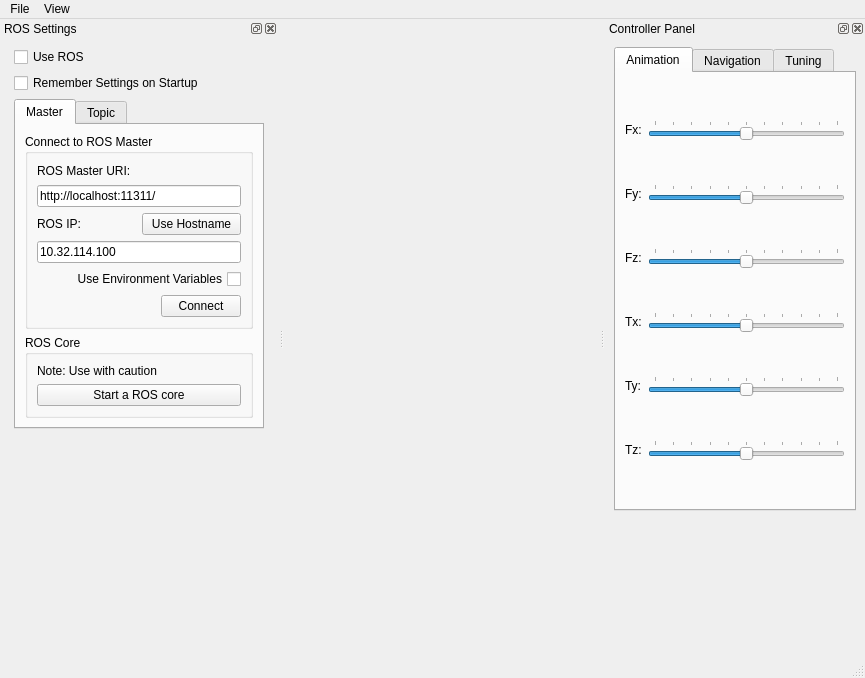
Above: ui/mainwindow.ui from mjhaskell/EE_674 before the change. Below: the same form after it.
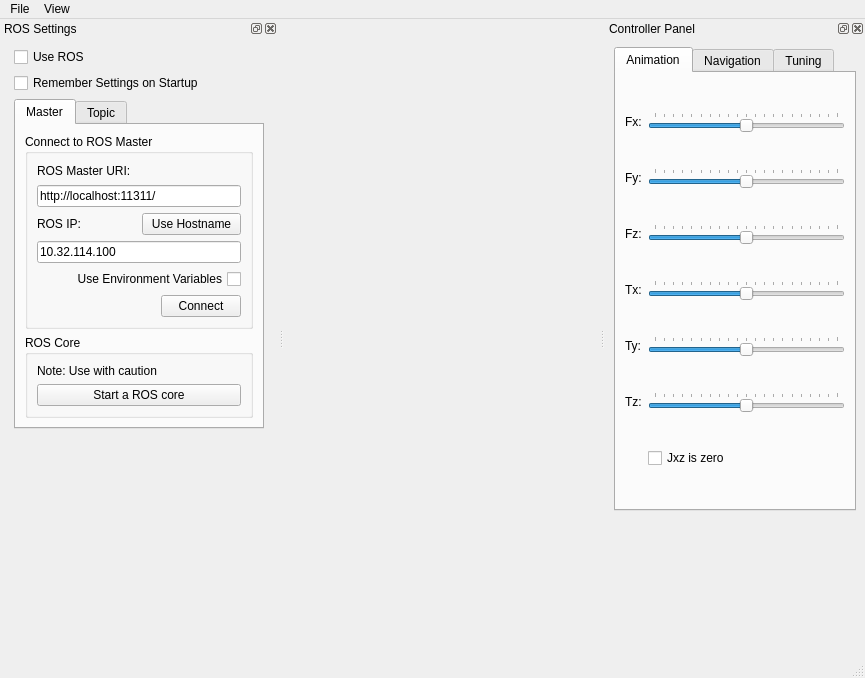
That is the form after the change. Icons and pictures are not drawn.

Diff of the .ui file:
```diff
--- a/ui/mainwindow.ui
+++ b/ui/mainwindow.ui
@@ -480,72 +480,6 @@
            </property>
           </widget>
          </item>
-         <item row="2" column="1">
-          <widget class="QSlider" name="fz_slider">
-           <property name="minimum">
-            <number>-100</number>
-           </property>
-           <property name="maximum">
-            <number>100</number>
-           </property>
-           <property name="pageStep">
-            <number>20</number>
-           </property>
-           <property name="orientation">
-            <enum>Qt::Horizontal</enum>
-           </property>
-           <property name="tickPosition">
-            <enum>QSlider::TicksAbove</enum>
-           </property>
-           <property name="tickInterval">
-            <number>20</number>
-           </property>
-          </widget>
-         </item>
-         <item row="0" column="1">
-          <widget class="QSlider" name="fx_slider">
-           <property name="minimum">
-            <number>-100</number>
-           </property>
-           <property name="maximum">
-            <number>100</number>
-           </property>
-           <property name="pageStep">
-            <number>20</number>
-           </property>
-           <property name="orientation">
-            <enum>Qt::Horizontal</enum>
-           </property>
-           <property name="tickPosition">
-            <enum>QSlider::TicksAbove</enum>
-           </property>
-           <property name="tickInterval">
-            <number>20</number>
-           </property>
-          </widget>
-         </item>
-         <item row="1" column="1">
-          <widget class="QSlider" name="fy_slider">
-           <property name="minimum">
-            <number>-100</number>
-           </property>
-           <property name="maximum">
-            <number>100</number>
-           </property>
-           <property name="pageStep">
-            <number>20</number>
-           </property>
-           <property name="orientation">
-            <enum>Qt::Horizontal</enum>
-           </property>
-           <property name="tickPosition">
-            <enum>QSlider::TicksAbove</enum>
-           </property>
-           <property name="tickInterval">
-            <number>20</number>
-           </property>
-          </widget>
-         </item>
          <item row="1" column="0">
           <widget class="QLabel" name="label_17">
            <property name="text">
@@ -553,31 +487,6 @@
            </property>
           </widget>
          </item>
-         <item row="3" column="1">
-          <widget class="QSlider" name="tx_slider">
-           <property name="minimum">
-            <number>-100</number>
-           </property>
-           <property name="maximum">
-            <number>100</number>
-           </property>
-           <property name="singleStep">
-            <number>1</number>
-           </property>
-           <property name="pageStep">
-            <number>20</number>
-           </property>
-           <property name="orientation">
-            <enum>Qt::Horizontal</enum>
-           </property>
-           <property name="tickPosition">
-            <enum>QSlider::TicksAbove</enum>
-           </property>
-           <property name="tickInterval">
-            <number>20</number>
-           </property>
-          </widget>
-         </item>
          <item row="2" column="0">
           <widget class="QLabel" name="label_18">
            <property name="text">
@@ -585,6 +494,53 @@
            </property>
           </widget>
          </item>
+         <item row="4" column="1">
+          <widget class="QSlider" name="ty_slider">
+           <property name="minimum">
+            <number>-10</number>
+           </property>
+           <property name="maximum">
+            <number>10</number>
+           </property>
+           <property name="singleStep">
+            <number>1</number>
+           </property>
+           <property name="pageStep">
+            <number>1</number>
+           </property>
+           <property name="orientation">
+            <enum>Qt::Horizontal</enum>
+           </property>
+           <property name="tickPosition">
+            <enum>QSlider::TicksAbove</enum>
+           </property>
+           <property name="tickInterval">
+            <number>1</number>
+           </property>
+          </widget>
+         </item>
+         <item row="2" column="1">
+          <widget class="QSlider" name="fz_slider">
+           <property name="minimum">
+            <number>-10</number>
+           </property>
+           <property name="maximum">
+            <number>10</number>
+           </property>
+           <property name="pageStep">
+            <number>1</number>
+           </property>
+           <property name="orientation">
+            <enum>Qt::Horizontal</enum>
+           </property>
+           <property name="tickPosition">
+            <enum>QSlider::TicksAbove</enum>
+           </property>
+           <property name="tickInterval">
+            <number>1</number>
+           </property>
+          </widget>
+         </item>
          <item row="3" column="0">
           <widget class="QLabel" name="label_19">
            <property name="text">
@@ -592,6 +548,28 @@
            </property>
           </widget>
          </item>
+         <item row="1" column="1">
+          <widget class="QSlider" name="fy_slider">
+           <property name="minimum">
+            <number>-10</number>
+           </property>
+           <property name="maximum">
+            <number>10</number>
+           </property>
+           <property name="pageStep">
+            <number>1</number>
+           </property>
+           <property name="orientation">
+            <enum>Qt::Horizontal</enum>
+           </property>
+           <property name="tickPosition">
+            <enum>QSlider::TicksAbove</enum>
+           </property>
+           <property name="tickInterval">
+            <number>1</number>
+           </property>
+          </widget>
+         </item>
          <item row="4" column="0">
           <widget class="QLabel" name="label_20">
            <property name="text">
@@ -599,6 +577,28 @@
            </property>
           </widget>
          </item>
+         <item row="0" column="1">
+          <widget class="QSlider" name="fx_slider">
+           <property name="minimum">
+            <number>-10</number>
+           </property>
+           <property name="maximum">
+            <number>10</number>
+           </property>
+           <property name="pageStep">
+            <number>1</number>
+           </property>
+           <property name="orientation">
+            <enum>Qt::Horizontal</enum>
+           </property>
+           <property name="tickPosition">
+            <enum>QSlider::TicksAbove</enum>
+           </property>
+           <property name="tickInterval">
+            <number>1</number>
+           </property>
+          </widget>
+         </item>
          <item row="5" column="0">
           <widget class="QLabel" name="label_21">
            <property name="text">
@@ -606,19 +606,19 @@
            </property>
           </widget>
          </item>
-         <item row="4" column="1">
-          <widget class="QSlider" name="ty_slider">
+         <item row="3" column="1">
+          <widget class="QSlider" name="tx_slider">
            <property name="minimum">
-            <number>-100</number>
+            <number>-10</number>
            </property>
            <property name="maximum">
-            <number>100</number>
+            <number>10</number>
            </property>
            <property name="singleStep">
             <number>1</number>
            </property>
            <property name="pageStep">
-            <number>20</number>
+            <number>1</number>
            </property>
            <property name="orientation">
             <enum>Qt::Horizontal</enum>
@@ -627,23 +627,23 @@
             <enum>QSlider::TicksAbove</enum>
            </property>
            <property name="tickInterval">
-            <number>20</number>
+            <number>1</number>
            </property>
           </widget>
          </item>
          <item row="5" column="1">
           <widget class="QSlider" name="tz_slider">
            <property name="minimum">
-            <number>-100</number>
+            <number>-10</number>
            </property>
            <property name="maximum">
-            <number>100</number>
+            <number>10</number>
            </property>
            <property name="singleStep">
             <number>1</number>
            </property>
            <property name="pageStep">
-            <number>20</number>
+            <number>1</number>
            </property>
            <property name="orientation">
             <enum>Qt::Horizontal</enum>
@@ -652,7 +652,14 @@
             <enum>QSlider::TicksAbove</enum>
            </property>
            <property name="tickInterval">
-            <number>20</number>
+            <number>1</number>
+           </property>
+          </widget>
+         </item>
+         <item row="6" column="1">
+          <widget class="QCheckBox" name="jxz_checkbox">
+           <property name="text">
+            <string>Jxz is zero</string>
            </property>
           </widget>
          </item>
```
